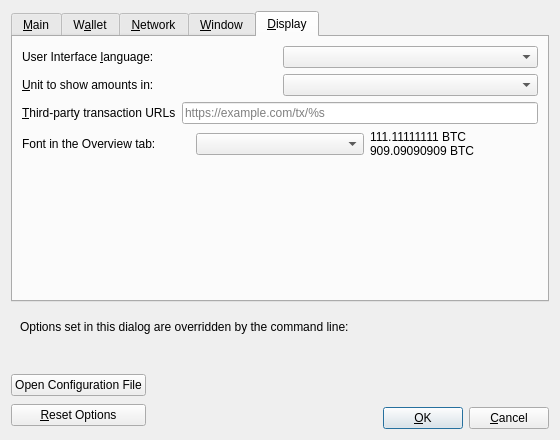
Above: src/qt/forms/optionsdialog.ui from paulscode/knots-sha256 before the change. Below: the same form after it.
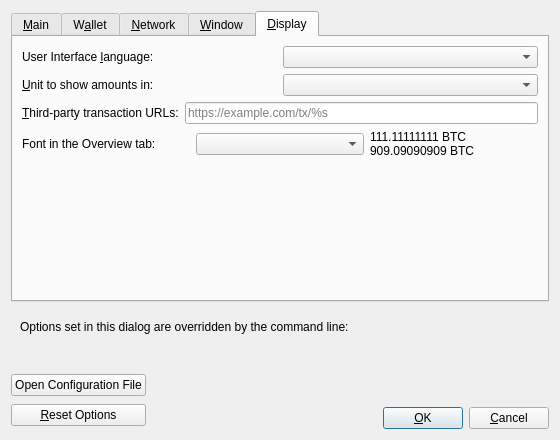
That is the form after the change. The open tabs and pages were chosen to show the change. Custom widgets are drawn as their Qt base class.

Commit message: qt: Add colon to third party URLS data field

```diff
--- a/src/qt/forms/optionsdialog.ui
+++ b/src/qt/forms/optionsdialog.ui
@@ -742,7 +742,7 @@
             <string>Third-party URLs (e.g. a block explorer) that appear in the transactions tab as context menu items. %s in the URL is replaced by transaction hash. Multiple URLs are separated by vertical bar |.</string>
            </property>
            <property name="text">
-            <string>&amp;Third-party transaction URLs</string>
+            <string>&amp;Third-party transaction URLs:</string>
            </property>
            <property name="buddy">
             <cstring>thirdPartyTxUrls</cstring>
```
